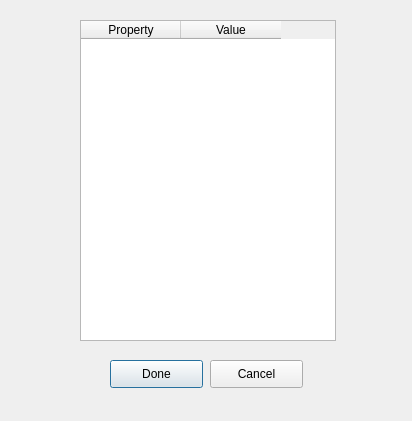
First picture: the form in src/form_dialog.ui, repository AlirezaTheH/army-db, before the edit.
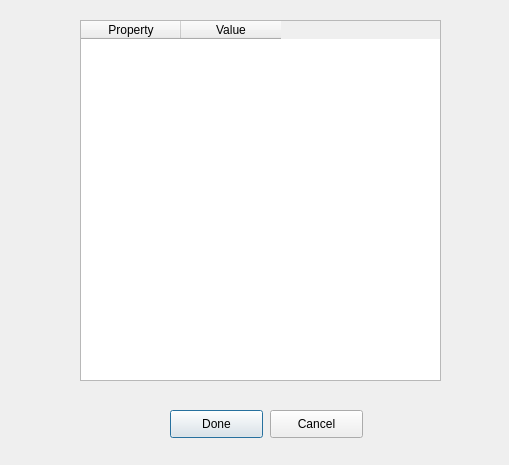
Second picture: the form after the edit.

```diff
--- a/src/form_dialog.ui
+++ b/src/form_dialog.ui
@@ -6,8 +6,8 @@
    <rect>
     <x>0</x>
     <y>0</y>
-    <width>412</width>
-    <height>421</height>
+    <width>509</width>
+    <height>465</height>
    </rect>
   </property>
   <property name="windowTitle">
@@ -16,8 +16,8 @@
   <widget class="QPushButton" name="pushButton_done">
    <property name="geometry">
     <rect>
-     <x>110</x>
-     <y>360</y>
+     <x>170</x>
+     <y>410</y>
      <width>93</width>
      <height>28</height>
     </rect>
@@ -29,8 +29,8 @@
   <widget class="QPushButton" name="pushButton_cancel">
    <property name="geometry">
     <rect>
-     <x>210</x>
-     <y>360</y>
+     <x>270</x>
+     <y>410</y>
      <width>93</width>
      <height>28</height>
     </rect>
@@ -44,8 +44,8 @@
     <rect>
      <x>80</x>
      <y>20</y>
-     <width>256</width>
-     <height>321</height>
+     <width>361</width>
+     <height>361</height>
     </rect>
    </property>
    <column>
```
